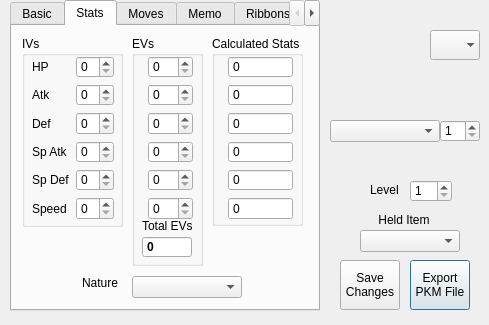
Qt form QT Project/pkmviewer.ui (Annovae/PKMDS-G5) before a commit.
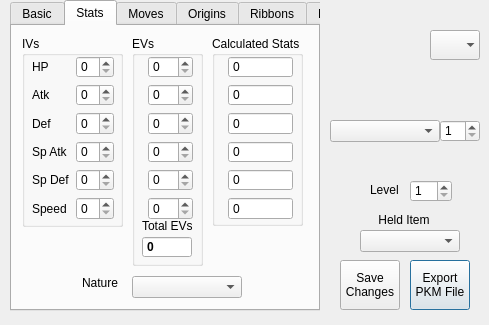
The same form after that commit. The open tabs and pages were chosen to show the change.

Commit message: Added Characteristic; can now rearrange tabs

The edit to the form file:
```diff
--- a/QT Project/pkmviewer.ui
+++ b/QT Project/pkmviewer.ui
@@ -453,8 +453,17 @@
      <height>311</height>
     </rect>
    </property>
+   <property name="tabPosition">
+    <enum>QTabWidget::North</enum>
+   </property>
    <property name="currentIndex">
-    <number>0</number>
+    <number>1</number>
+   </property>
+   <property name="usesScrollButtons">
+    <bool>false</bool>
+   </property>
+   <property name="movable">
+    <bool>true</bool>
    </property>
    <widget class="QWidget" name="tpBasic">
     <attribute name="title">
@@ -2099,7 +2108,7 @@
    </widget>
    <widget class="QWidget" name="tpMemo">
     <attribute name="title">
-     <string>Memo</string>
+     <string>Origins</string>
     </attribute>
    </widget>
    <widget class="QWidget" name="tpRibbons">
```
Left out of the diff: 24 changed lines with no effect on the pictures. The commit also changes 1 other file.
